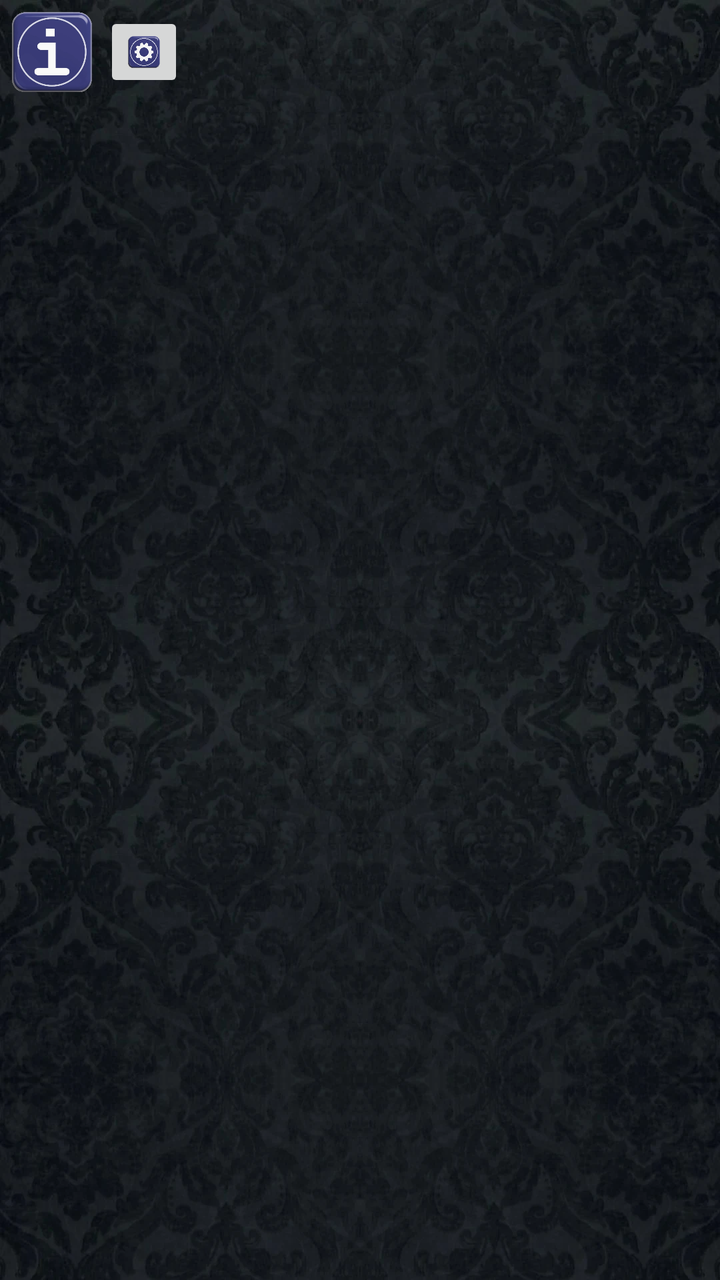
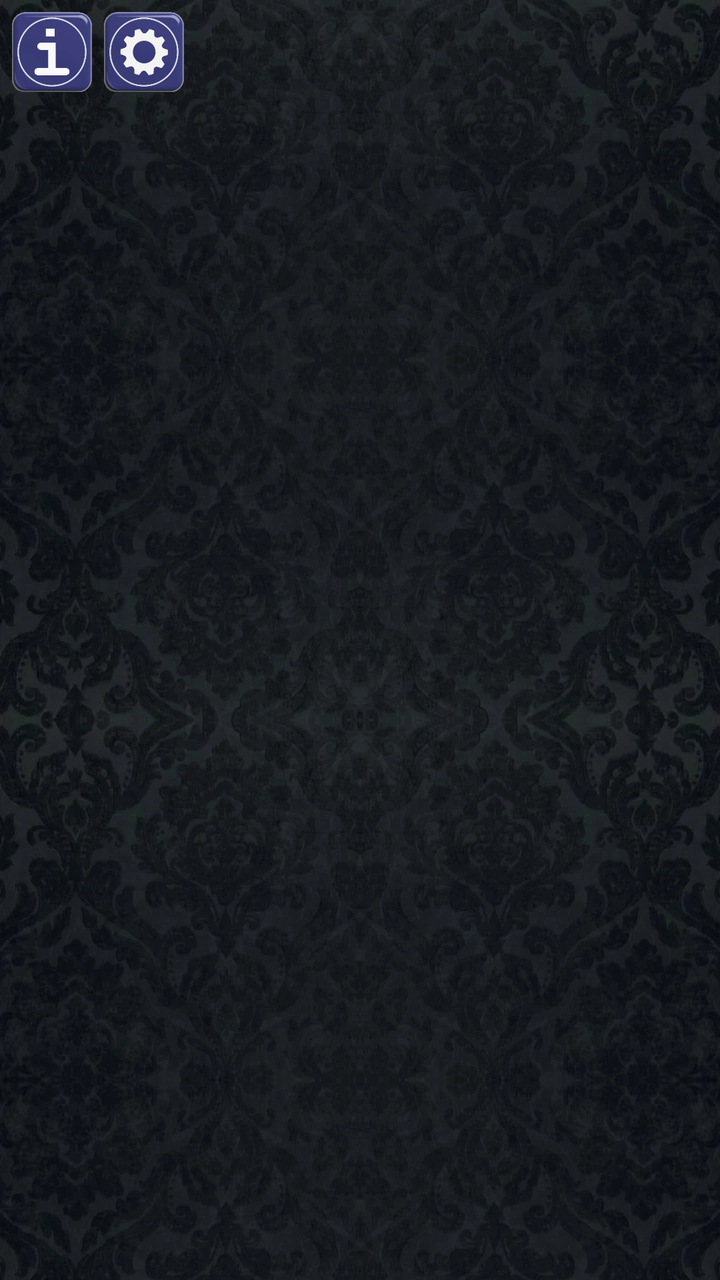

Before-and-after screenshots of an Android layout around one commit, followed by the original layout XML and the change that was made.
<!-- AndroidManifest.xml: application theme Theme.Scopa -->
<!-- res/layout/activity_briscola.xml -->
<?xml version="1.0" encoding="utf-8"?>
<androidx.constraintlayout.widget.ConstraintLayout
    xmlns:android="http://schemas.android.com/apk/res/android"
    xmlns:app="http://schemas.android.com/apk/res-auto"
    android:layout_width="match_parent"
    android:layout_height="match_parent"
    android:background="@drawable/bg_velvet">

    <LinearLayout
        android:layout_width="match_parent"
        android:layout_height="match_parent"
        android:orientation="vertical"
        android:paddingStart="8dp"
        android:paddingEnd="8dp">

        
        <LinearLayout
            android:id="@+id/botHand"
            android:layout_width="match_parent"
            android:layout_height="wrap_content"
            android:gravity="center"
            android:orientation="horizontal" />

        <TextView
            android:id="@+id/botScore"
            android:layout_width="match_parent"
            android:layout_height="wrap_content"
            android:layout_marginTop="6dp"
            android:gravity="center"
            android:textColor="@color/silver"
            android:textSize="15sp"
            android:textStyle="bold"
            android:shadowColor="#000000" android:shadowDy="2" android:shadowRadius="4" />

        <LinearLayout
            android:layout_width="match_parent"
            android:layout_height="0dp"
            android:layout_weight="1"
            android:gravity="center"
            android:orientation="vertical">

            
            <FrameLayout
                android:layout_width="match_parent"
                android:layout_height="wrap_content">

                <LinearLayout
                    android:id="@+id/deckRow"
                    android:layout_width="wrap_content"
                    android:layout_height="wrap_content"
                    android:layout_gravity="start|center_vertical"
                    android:gravity="center_vertical"
                    android:orientation="horizontal">

                    <FrameLayout
                        android:id="@+id/deckBox"
                        android:layout_width="wrap_content"
                        android:layout_height="wrap_content" />

                    <FrameLayout
                        android:id="@+id/briscolaBox"
                        android:layout_width="wrap_content"
                        android:layout_height="wrap_content" />
                </LinearLayout>

                <LinearLayout
                    android:id="@+id/trickRow"
                    android:layout_width="wrap_content"
                    android:layout_height="wrap_content"
                    android:layout_gravity="center"
                    android:gravity="center"
                    android:orientation="horizontal" />
            </FrameLayout>

            <TextView
                android:id="@+id/txtStatus"
                android:lines="1"
                android:layout_width="wrap_content"
                android:layout_height="wrap_content"
                android:layout_marginTop="10dp"
                android:textColor="@color/silver"
                android:textSize="15sp"
                android:textStyle="bold"
                android:shadowColor="#000000" android:shadowDy="2" android:shadowRadius="4" />

        </LinearLayout>

        <LinearLayout
            android:id="@+id/youHand"
            android:layout_width="match_parent"
            android:layout_height="wrap_content"
            android:gravity="center"
            android:orientation="horizontal" />

        <TextView
            android:id="@+id/youScore"
            android:layout_width="match_parent"
            android:layout_height="wrap_content"
            android:layout_marginTop="4dp"
            android:layout_marginBottom="8dp"
            android:gravity="center"
            android:textColor="@color/silver"
            android:textSize="15sp"
            android:textStyle="bold"
            android:shadowColor="#000000" android:shadowDy="2" android:shadowRadius="4" />
    </LinearLayout>

    <FrameLayout
        android:id="@+id/overlay"
        android:layout_width="match_parent"
        android:layout_height="match_parent"
        android:clickable="false"
        android:focusable="false"
        app:layout_constraintTop_toTopOf="parent"
        app:layout_constraintBottom_toBottomOf="parent"
        app:layout_constraintStart_toStartOf="parent"
        app:layout_constraintEnd_toEndOf="parent" />


    
    <ImageButton
        android:id="@+id/btnInfo"
        android:layout_width="40dp"
        android:layout_height="40dp"
        android:layout_margin="6dp"
        android:background="@android:color/transparent"
        android:contentDescription="@string/cd_info"
        android:scaleType="fitCenter"
        android:src="@drawable/btn_info"
        app:layout_constraintTop_toTopOf="parent"
        app:layout_constraintStart_toStartOf="parent" />
    
    <ImageButton
        android:id="@+id/btnSettings"
        android:layout_width="40dp"
        android:layout_height="40dp"
        android:layout_margin="6dp"
        android:contentDescription="@string/cd_settings"
        android:scaleType="fitCenter"
        android:src="@drawable/btn_settings"
        app:layout_constraintTop_toTopOf="parent"
        app:layout_constraintStart_toEndOf="@id/btnInfo" />


</androidx.constraintlayout.widget.ConstraintLayout>
<!-- resources referenced by this layout -->
<resources>
  <color name="silver">#C8D0DC</color>
  <!-- drawable bg_velvet (drawable) -->
  <?xml version="1.0" encoding="utf-8"?>
  <layer-list xmlns:android="http://schemas.android.com/apk/res/android">
      <item android:drawable="@color/velvet_base" />
      <item>
          <bitmap android:src="@drawable/velvet" android:tileMode="repeat" android:dither="true" />
      </item>
  </layer-list>
  <!-- drawable btn_info: webp bitmap (drawable-nodpi, 13626 bytes) -->
  <!-- drawable btn_settings: webp bitmap (drawable-nodpi, 16520 bytes) -->
  <string name="cd_info">Informazioni</string>
  <string name="cd_settings">Impostazioni</string>
  <style name="Theme.Scopa" parent="Theme.MaterialComponents.DayNight.NoActionBar">
          <item name="colorPrimary">@color/navy_mid</item>
          <item name="colorPrimaryVariant">@color/navy_deep</item>
          <item name="colorOnPrimary">@color/celeste_light</item>
          <item name="colorSecondary">@color/gold</item>
          <item name="android:statusBarColor" tools:targetApi="l">@color/navy_deep</item>
          <item name="alertDialogTheme">@style/DarkAlertDialog</item>
          <item name="materialAlertDialogTheme">@style/DarkAlertDialog</item>
      </style>
  <color name="velvet_base">#0A1018</color>
  <!-- drawable velvet: webp bitmap (drawable-nodpi, 65120 bytes) -->
  <color name="navy_mid">#23477E</color>
  <color name="navy_deep">#0C1626</color>
  <color name="celeste_light">#D7EAF6</color>
  <color name="gold">#E9C24C</color>
  <style name="DarkAlertDialog" parent="Theme.MaterialComponents.Dialog.Alert">
          <item name="colorSurface">@color/navy</item>
          <item name="android:colorBackground">@color/navy</item>
          <item name="colorOnSurface">@color/silver</item>
          <item name="android:textColorPrimary">@color/silver</item>
          <item name="android:textColorSecondary">@color/silver</item>
          <item name="colorPrimary">@color/silver</item>
      </style>
  <color name="navy">#14294A</color>
</resources>

<!-- the commit's change to res/layout/activity_briscola.xml (unified diff, before → after) -->
@@ -135,6 +135,7 @@
         android:layout_width="40dp"
         android:layout_height="40dp"
         android:layout_margin="6dp"
+        android:background="@android:color/transparent"
         android:contentDescription="@string/cd_settings"
         android:scaleType="fitCenter"
         android:src="@drawable/btn_settings"
